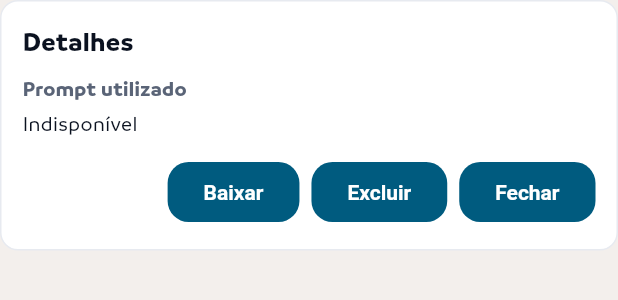
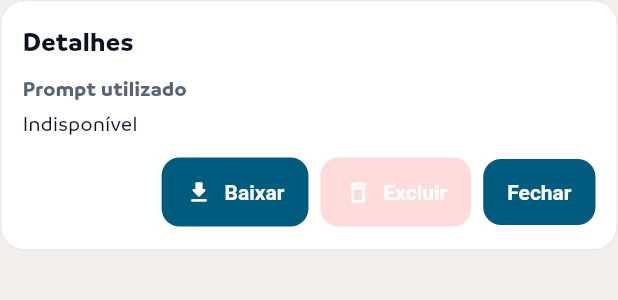
Before and after one commit to poliedro-ia/poli-ai, a Flutter app: the DetailsPaneMobile widget shown alone on an empty page, opened directly with empty values, on a phone screen of 412 x 824 dp. Shown: the top 300 px of the screen. Run offline on Flutter 3.47's test engine with Material 3 defaults, Android fonts, the phone set to English and light mode, and no system bars; our stand-ins replace cached_network_image, cloud_firestore, cloud_functions, firebase_auth, firebase_core, firebase_storage and 2 more; missing offline and left inert: dart:html, file_saver, firebase_app_check; accounts and stored records are empty; network calls fail.

Commit message:
refactor: history and admin pages UI and logic
Removed FirebaseAuth dependency from admin and history pages, simplifying account button to 'Voltar'. Improved DetailsPaneMobile and viewer dialog UI with updated colors, padding, button styles, and added icons. Refactored image navigation logic and ensured proper dialog closing behavior on delete.

```diff
--- a/lib/features/admin/admin_page.dart
+++ b/lib/features/admin/admin_page.dart
@@ -1,6 +1,5 @@
 import 'package:flutter/material.dart';
 import 'package:flutter/foundation.dart' show kIsWeb;
-import 'package:firebase_auth/firebase_auth.dart';
 import 'package:app/core/configs/assets/images.dart';
 import 'package:app/features/admin/admin_service.dart';
 import 'package:app/features/home/home_page.dart';
@@ -182,7 +181,6 @@ class _AdminPageState extends State<AdminPage> {
   }
 
   PreferredSizeWidget _appBar() {
-    final user = FirebaseAuth.instance.currentUser;
     return AppBar(
       automaticallyImplyLeading: false,
       titleSpacing: 0,
@@ -228,7 +226,7 @@ class _AdminPageState extends State<AdminPage> {
                   borderRadius: BorderRadius.circular(12),
                 ),
               ),
-              child: Text(user != null ? 'Minha Conta' : 'Login'),
+              child: Text('Voltar'),
             ),
           ),
       ],
--- a/lib/features/history/widgets/history_details.dart
+++ b/lib/features/history/widgets/history_details.dart
@@ -25,10 +25,11 @@ class DetailsPaneMobile extends StatelessWidget {
   Widget build(BuildContext context) {
     return Container(
       decoration: BoxDecoration(
-        color: palette.dark ? const Color(0xff0F1220) : Colors.white,
-        borderRadius: BorderRadius.circular(12),
+        color: palette.dark ? const Color(0xFF0E1120) : Colors.white,
+        borderRadius: BorderRadius.circular(16),
         border: Border.all(color: palette.border),
       ),
+
       padding: const EdgeInsets.all(14),
       child: Column(
         mainAxisSize: MainAxisSize.min,
@@ -72,16 +73,64 @@ class DetailsPaneMobile extends StatelessWidget {
             alignment: Alignment.centerRight,
             child: Wrap(
               spacing: 8,
+              runSpacing: 8,
               children: [
                 FilledButton.tonal(
                   onPressed: onDownload,
-                  child: const Text('Baixar'),
+                  style: FilledButton.styleFrom(
+                    padding: const EdgeInsets.symmetric(
+                      horizontal: 16,
+                      vertical: 14,
+                    ),
+                    shape: RoundedRectangleBorder(
+                      borderRadius: BorderRadius.circular(12),
+                    ),
+                  ),
+                  child: const Row(
+                    mainAxisSize: MainAxisSize.min,
+                    children: [
+                      Icon(Icons.download_rounded, size: 18),
+                      SizedBox(width: 8),
+                      Text('Baixar'),
+                    ],
+                  ),
                 ),
                 FilledButton.tonal(
                   onPressed: onDelete,
-                  child: const Text('Excluir'),
+                  style: FilledButton.styleFrom(
+                    padding: const EdgeInsets.symmetric(
+                      horizontal: 16,
+                      vertical: 14,
+                    ),
+                    backgroundColor: palette.dark
+                        ? const Color(0x332255FF)
+                        : const Color(0x33FF5252),
+                    shape: RoundedRectangleBorder(
+                      borderRadius: BorderRadius.circular(12),
+                    ),
+                  ),
+                  child: const Row(
+                    mainAxisSize: MainAxisSize.min,
+                    children: [
+                      Icon(Icons.delete_outline, size: 18),
+                      SizedBox(width: 8),
+                      Text('Excluir'),
+                    ],
+                  ),
                 ),
-                FilledButton(onPressed: onClose, child: const Text('Fechar')),
+                FilledButton(
+                  onPressed: onClose,
+                  style: FilledButton.styleFrom(
+                    padding: const EdgeInsets.symmetric(
+                      horizontal: 16,
+                      vertical: 14,
+                    ),
+                    shape: RoundedRectangleBorder(
+                      borderRadius: BorderRadius.circular(12),
+                    ),
+                  ),
+                  child: const Text('Fechar'),
+                ),
               ],
             ),
           ),
```
Also changed, not shown: lib/features/history/history_page.dart (+3 -5 lines), lib/features/history/widgets/viewer_dialog.dart (+83 -36 lines).
